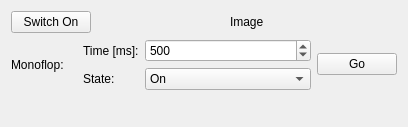
First picture: the form in src/brickv/plugin_system/plugins/solid_state_relay/ui/solid_state_relay.ui, repository Tinkerforge/brickv, before the edit.
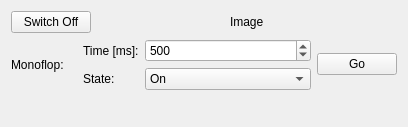
Second picture: the form after the edit.

Diff of the .ui file:
```diff
--- a/src/brickv/plugin_system/plugins/solid_state_relay/ui/solid_state_relay.ui
+++ b/src/brickv/plugin_system/plugins/solid_state_relay/ui/solid_state_relay.ui
@@ -23,7 +23,7 @@
          <item>
           <widget class="QPushButton" name="ssr_button">
            <property name="text">
-            <string>Switch On</string>
+            <string>Switch Off</string>
            </property>
           </widget>
          </item>
```
